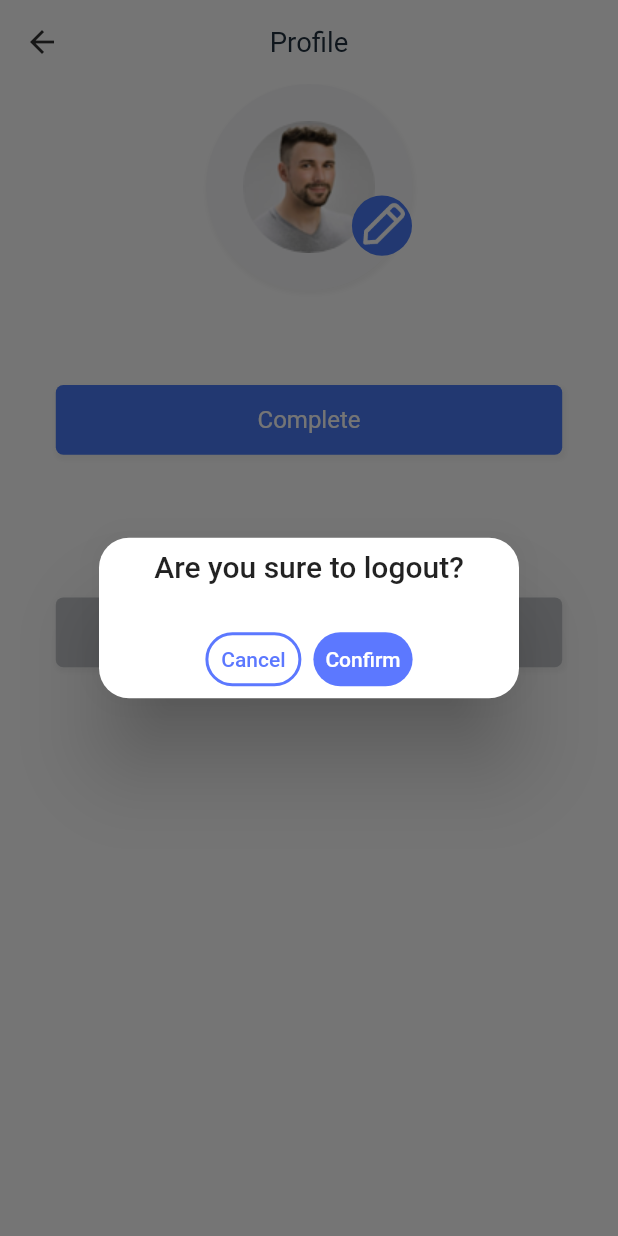
After one commit to frdnhmrf/chatty, a Flutter app: the ProfilePage screen opened by its route, after a tap on "Logout", on a phone screen of 412 x 824 dp. The commit adds this screen. Run offline on Flutter 3.47's test engine with Material 2 defaults, Android fonts, the light colour scheme and no system bars; our stand-ins replace cached_network_image, cloud_firestore, cookie_jar, dio, dio_cookie_manager, firebase_auth and 10 more; accounts and stored records are empty.

Commit message:
Profile Page Route

```diff
--- a/lib/common/routes/pages.dart
+++ b/lib/common/routes/pages.dart
@@ -1,6 +1,7 @@
 import 'package:chatty/pages/frame/sign_in/index.dart';
 import 'package:chatty/pages/message/index.dart';
 import 'package:chatty/pages/frame/welcome/index.dart';
+import 'package:chatty/pages/profile/index.dart';
 import 'package:flutter/material.dart';
 import 'package:chatty/common/middlewares/middlewares.dart';
 
@@ -36,10 +37,10 @@ class AppPages {
       binding: SignInBinding(),
     ),
 
-    // GetPage(
-    //     name: AppRoutes.Profile,
-    //     page: () => ProfilePage(),
-    //     binding: ProfileBinding()),
+    GetPage(
+        name: AppRoutes.Profile,
+        page: () => const ProfilePage(),
+        binding: ProfileBinding()),
 
     /*
 
--- /dev/null
+++ b/lib/pages/profile/bindings.dart
@@ -0,0 +1,9 @@
+import 'package:chatty/pages/profile/index.dart';
+import 'package:get/get.dart';
+
+class ProfileBinding extends Bindings {
+  @override
+  void dependencies() {
+    Get.lazyPut<ProfileController>(() => ProfileController());
+  }
+}
--- /dev/null
+++ b/lib/pages/profile/controller.dart
@@ -0,0 +1,12 @@
+import 'package:chatty/common/routes/routes.dart';
+import 'package:chatty/pages/profile/index.dart';
+import 'package:get/get.dart';
+
+class ProfileController extends GetxController {
+  ProfileController();
+  final state = ProfileState();
+
+  void goProfile() async {
+    await Get.toNamed(AppRoutes.Profile);
+  }
+}
--- /dev/null
+++ b/lib/pages/profile/index.dart
@@ -0,0 +1,6 @@
+library profile;
+
+export './bindings.dart';
+export './controller.dart';
+export './view.dart';
+export './state.dart';
--- /dev/null
+++ b/lib/pages/profile/state.dart
@@ -0,0 +1 @@
+class ProfileState {}
--- /dev/null
+++ b/lib/pages/profile/view.dart
@@ -0,0 +1,175 @@
+import 'package:chatty/common/values/values.dart';
+import 'package:chatty/pages/profile/index.dart';
+import 'package:flutter/material.dart';
+import 'package:flutter_screenutil/flutter_screenutil.dart';
+import 'package:get/get.dart';
+
+class ProfilePage extends GetView<ProfileController> {
+  const ProfilePage({Key? key}) : super(key: key);
+
+  AppBar _buildAppBar() {
+    return AppBar(
+      title: Text(
+        "Profile",
+        style: TextStyle(
+          color: AppColors.primaryText,
+          fontSize: 16.sp,
+          fontWeight: FontWeight.normal,
+        ),
+      ),
+    );
+  }
+
+  Widget _buildProfilePhoto() {
+    return Stack(
+      alignment: Alignment.center,
+      children: [
+        Container(
+          width: 120.w,
+          height: 120.w,
+          decoration: BoxDecoration(
+            color: AppColors.primarySecondaryBackground,
+            borderRadius: BorderRadius.circular(60.w),
+            boxShadow: [
+              BoxShadow(
+                color: Colors.grey.withOpacity(0.1),
+                spreadRadius: 1,
+                blurRadius: 2,
+                offset: const Offset(1, 2),
+              )
+            ],
+          ),
+          child: Image(
+            width: 120.w,
+            height: 120.w,
+            image: const AssetImage("assets/images/account_header.png"),
+          ),
+        ),
+        Positioned(
+          bottom: 20.w,
+          height: 35.w,
+          right: 0.w,
+          child: GestureDetector(
+            onTap: () {},
+            child: Container(
+              width: 35.w,
+              height: 35.w,
+              decoration: BoxDecoration(
+                color: AppColors.primaryElement,
+                borderRadius: BorderRadius.circular(35.w),
+              ),
+              child: Image.asset('assets/icons/edit.png'),
+            ),
+          ),
+        )
+      ],
+    );
+  }
+
+  Widget _buildCompleteBtn() {
+    return GestureDetector(
+      onTap: () {},
+      child: Container(
+        margin: EdgeInsets.only(top: 60.h, bottom: 30.h),
+        width: 295.w,
+        height: 44.h,
+        decoration: BoxDecoration(
+          color: AppColors.primaryElement,
+          borderRadius: BorderRadius.circular(5),
+          boxShadow: [
+            BoxShadow(
+                color: Colors.grey.withOpacity(0.1),
+                spreadRadius: 1,
+                blurRadius: 2,
+                offset: const Offset(1, 2))
+          ],
+        ),
+        child: Row(
+          mainAxisAlignment: MainAxisAlignment.center,
+          children: [
+            Text(
+              "Complete",
+              textAlign: TextAlign.center,
+              style: TextStyle(
+                color: AppColors.primaryElementText,
+                fontSize: 14.sp,
+                fontWeight: FontWeight.normal,
+              ),
+            ),
+          ],
+        ),
+      ),
+    );
+  }
+
+  Widget _buildLogoutBtn() {
+    return GestureDetector(
+      onTap: () {
+        Get.defaultDialog(
+          content: const SizedBox(),
+          title: "Are you sure to logout?",
+          onConfirm: () {},
+          textConfirm: "Confirm",
+          onCancel: () {},
+          textCancel: "Cancel",
+          confirmTextColor: Colors.white,
+        );
+      },
+      child: Container(
+        margin: EdgeInsets.only(top: 60.h, bottom: 30.h),
+        width: 295.w,
+        height: 44.h,
+        decoration: BoxDecoration(
+          color: AppColors.primarySecondaryElementText,
+          borderRadius: BorderRadius.circular(5),
+          boxShadow: [
+            BoxShadow(
+                color: Colors.grey.withOpacity(0.1),
+                spreadRadius: 1,
+                blurRadius: 2,
+                offset: const Offset(1, 2))
+          ],
+        ),
+        child: Row(
+          mainAxisAlignment: MainAxisAlignment.center,
+          children: [
+            Text(
+              "Logout",
+              textAlign: TextAlign.center,
+              style: TextStyle(
+                color: AppColors.primaryElementText,
+                fontSize: 14.sp,
+                fontWeight: FontWeight.normal,
+              ),
+            ),
+          ],
+        ),
+      ),
+    );
+  }
+
+  @override
+  Widget build(BuildContext context) {
+    return Scaffold(
+        appBar: _buildAppBar(),
+        body: SafeArea(
+          child: CustomScrollView(
+            slivers: [
+              SliverToBoxAdapter(
+                child: Container(
+                  child: Column(
+                    crossAxisAlignment: CrossAxisAlignment.center,
+                    mainAxisAlignment: MainAxisAlignment.start,
+                    children: [
+                      _buildProfilePhoto(),
+                      _buildCompleteBtn(),
+                      _buildLogoutBtn()
+                    ],
+                  ),
+                ),
+              )
+            ],
+          ),
+        ));
+  }
+}
```
